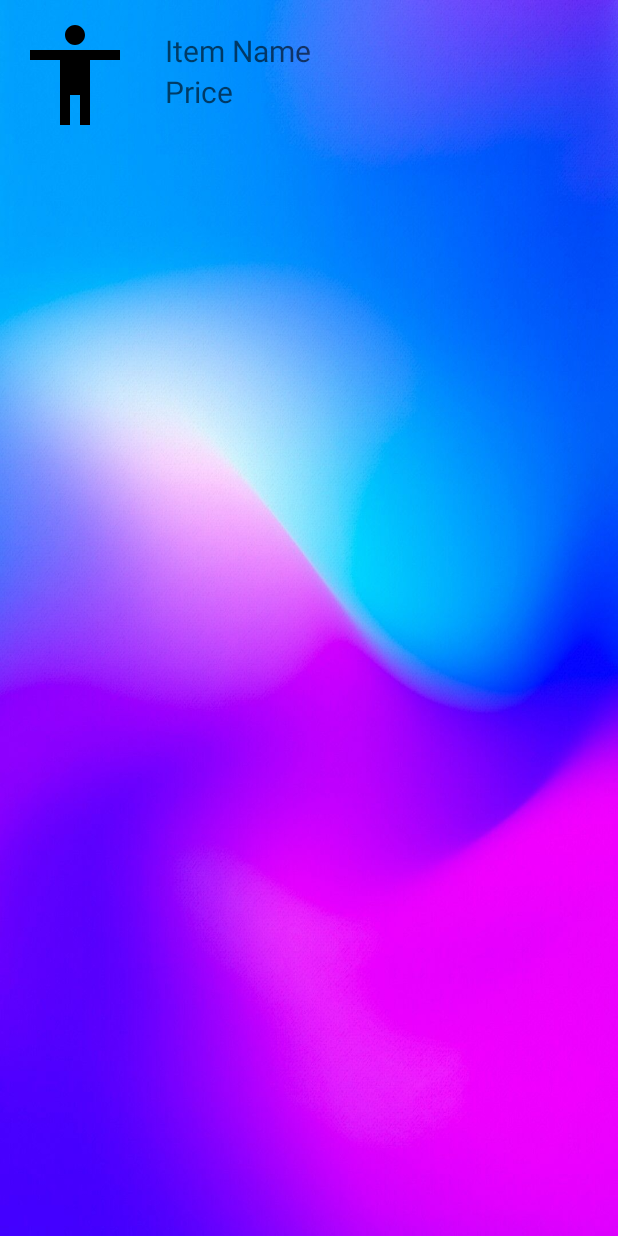
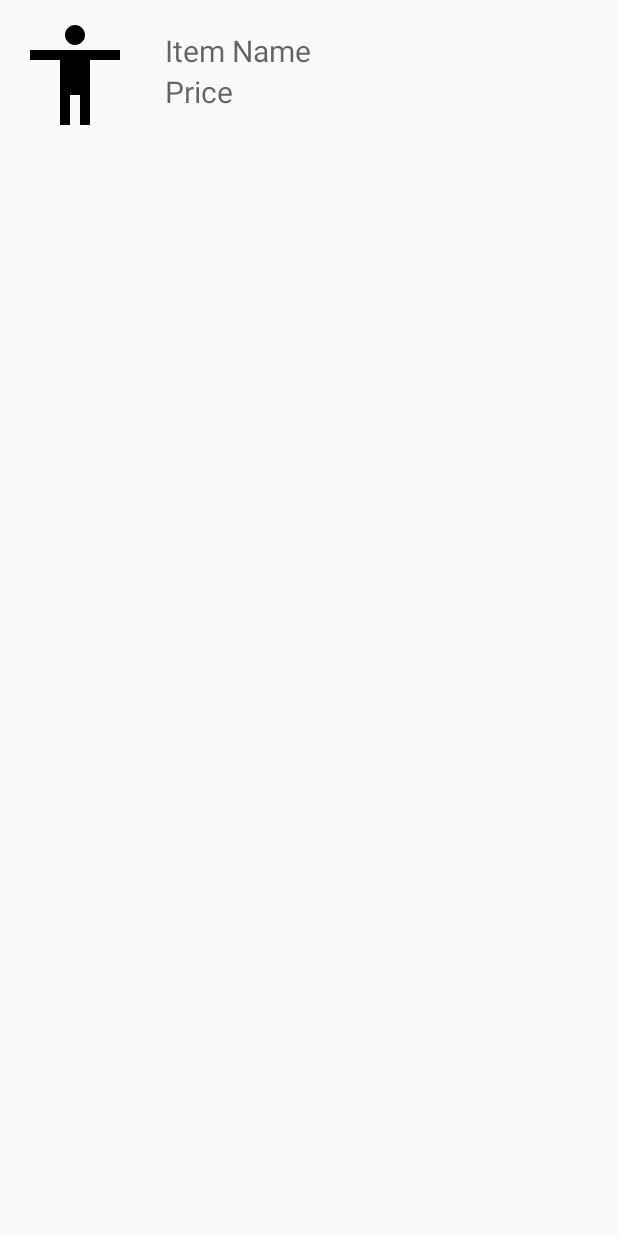
Before and after one commit to abysal/Onlineshoppingapp, an Android app: the layout itemsview.xml on its own in the app's theme, with its tools: preview values and no code run, on a phone screen of 412 x 824 dp. Run offline under Robolectric (Android 15) with nearby library versions, the phone set to English and light mode, and no system bars.

Commit message:
Initial Commit

```diff
--- a/app/src/main/res/layout/itemsview.xml
+++ b/app/src/main/res/layout/itemsview.xml
@@ -3,7 +3,6 @@
     xmlns:android="http://schemas.android.com/apk/res/android" android:layout_width="match_parent"
     android:layout_height="wrap_content"
     android:padding="10dp"
-    android:background="@drawable/reg"
     >
 
     <RelativeLayout
```
